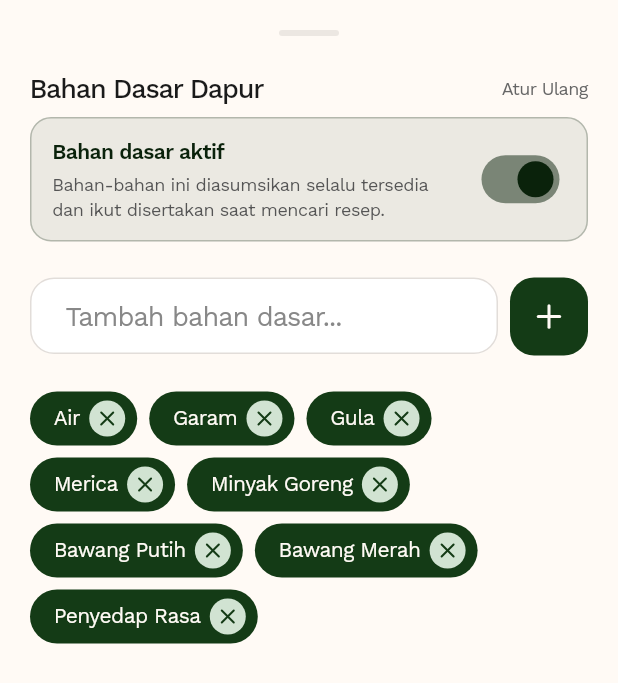
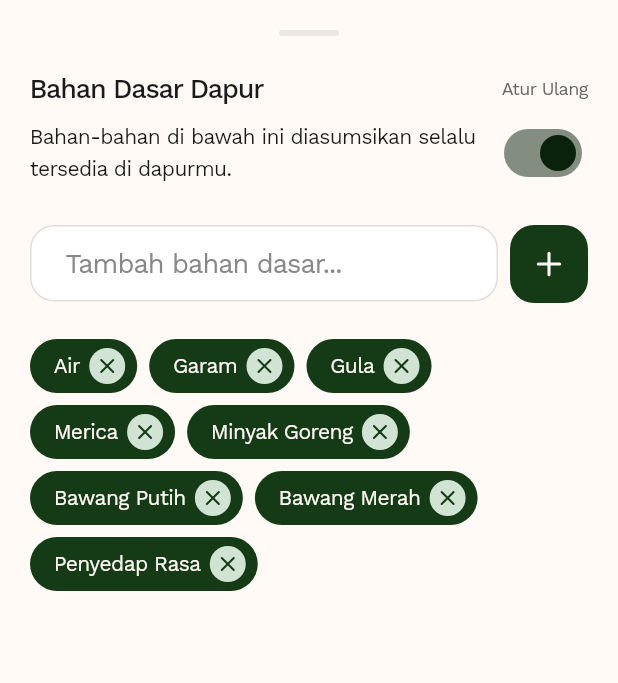
Before and after one commit to rianmubarok/cooksnap-mobile-app, a Flutter app: the PantryEssentialsSheet widget shown alone on an empty page, opened directly, on a phone screen of 412 x 824 dp. Shown: the top 683 px of the screen. Run offline on Flutter 3.47's test engine with Material 3 defaults, Android fonts, the phone set to English and light mode, and no system bars; our stand-ins replace app_links, camera, firebase_core, firebase_remote_config, flutter_dotenv, flutter_local_notifications and 8 more; accounts and stored records are empty; network calls fail.

Commit message:
style(mobile): restore original pantry sheet UI with toggle switch beside description

```diff
--- a/lib/screens/ingredient/pantry_essentials_sheet.dart
+++ b/lib/screens/ingredient/pantry_essentials_sheet.dart
@@ -97,55 +97,15 @@ class _PantryEssentialsSheetState extends State<PantryEssentialsSheet> {
                   onAction: pantryProvider.resetToDefault,
                 ),
                 const SizedBox(height: AppConstants.spacingSm),
-
-                // ── Global Toggle ─────────────────────────────────────────
-                GestureDetector(
-                  onTap: pantryProvider.togglePantryActive,
-                  child: AnimatedContainer(
-                    duration: const Duration(milliseconds: 200),
-                    padding: const EdgeInsets.symmetric(horizontal: 14, vertical: 12),
-                    decoration: BoxDecoration(
-                      color: isActive
-                          ? AppColors.primaryDark.withValues(alpha: 0.08)
-                          : AppColors.border.withValues(alpha: 0.4),
-                      borderRadius: BorderRadius.circular(14),
-                      border: Border.all(
-                        color: isActive
-                            ? AppColors.primaryDark.withValues(alpha: 0.25)
-                            : AppColors.border,
+                Row(
+                  children: [
+                    Expanded(
+                      child: Text(
+                        'Bahan-bahan di bawah ini diasumsikan selalu tersedia di dapurmu.',
+                        style: AppTextStyles.bodyMedium.copyWith(height: 1.5),
                       ),
                     ),
-                    child: Row(
-                      children: [
-                        Expanded(
-                          child: Column(
-                            crossAxisAlignment: CrossAxisAlignment.start,
-                            children: [
-                              Text(
-                                isActive
-                                    ? 'Bahan dasar aktif'
-                                    : 'Bahan dasar tidak aktif',
-                                style: AppTextStyles.bodyMedium.copyWith(
-                                  fontWeight: FontWeight.w600,
-                                  color: isActive
-                                      ? AppColors.primaryDark
-                                      : AppColors.textSecondary,
-                                ),
-                              ),
-                              const SizedBox(height: 2),
-                              Text(
-                                isActive
-                                    ? 'Bahan-bahan ini diasumsikan selalu tersedia dan ikut disertakan saat mencari resep.'
-                                    : 'Bahan-bahan ini diabaikan saat mencari resep.',
-                                style: AppTextStyles.bodySmall.copyWith(
-                                  color: AppColors.textSecondary,
-                                  height: 1.4,
-                                ),
-                              ),
-                            ],
-                          ),
-                        ),
-                        const SizedBox(width: 12),
+                    const SizedBox(width: 8),
                     Switch(
                       value: isActive,
                       onChanged: (_) => pantryProvider.togglePantryActive(),
@@ -153,9 +113,6 @@ class _PantryEssentialsSheetState extends State<PantryEssentialsSheet> {
                     ),
                   ],
                 ),
-                  ),
-                ),
-
                 const SizedBox(height: AppConstants.spacingLg),
                 Row(
                   children: [
@@ -235,11 +192,7 @@ class _PantryEssentialsSheetState extends State<PantryEssentialsSheet> {
                 ),
                 const SizedBox(height: AppConstants.spacingLg),
 
-                // ── Ingredient chips (dimmed when pantry is off) ──────────
-                AnimatedOpacity(
-                  opacity: isActive ? 1.0 : 0.45,
-                  duration: const Duration(milliseconds: 200),
-                  child: Wrap(
+                Wrap(
                   spacing: 8,
                   runSpacing: 8,
                   children: essentials
@@ -251,7 +204,6 @@ class _PantryEssentialsSheetState extends State<PantryEssentialsSheet> {
                       )
                       .toList(),
                 ),
-                ),
 
                 const SizedBox(height: AppConstants.spacingXl),
               ],
```
Lines whose indentation alone changed are shown as unchanged.
